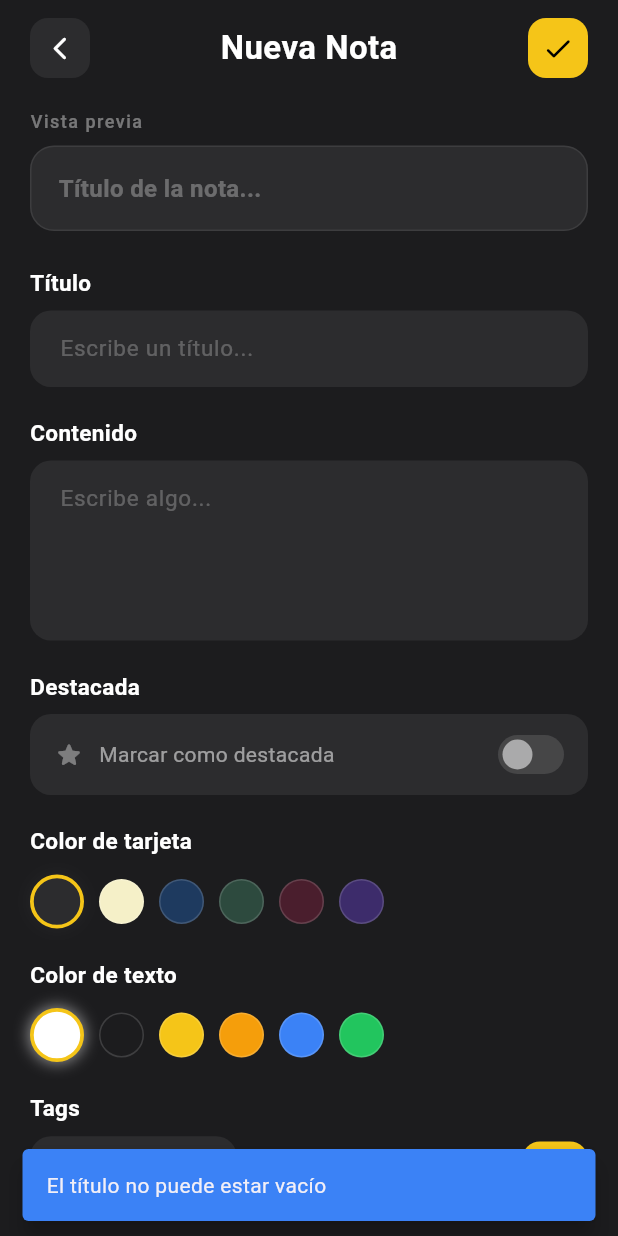
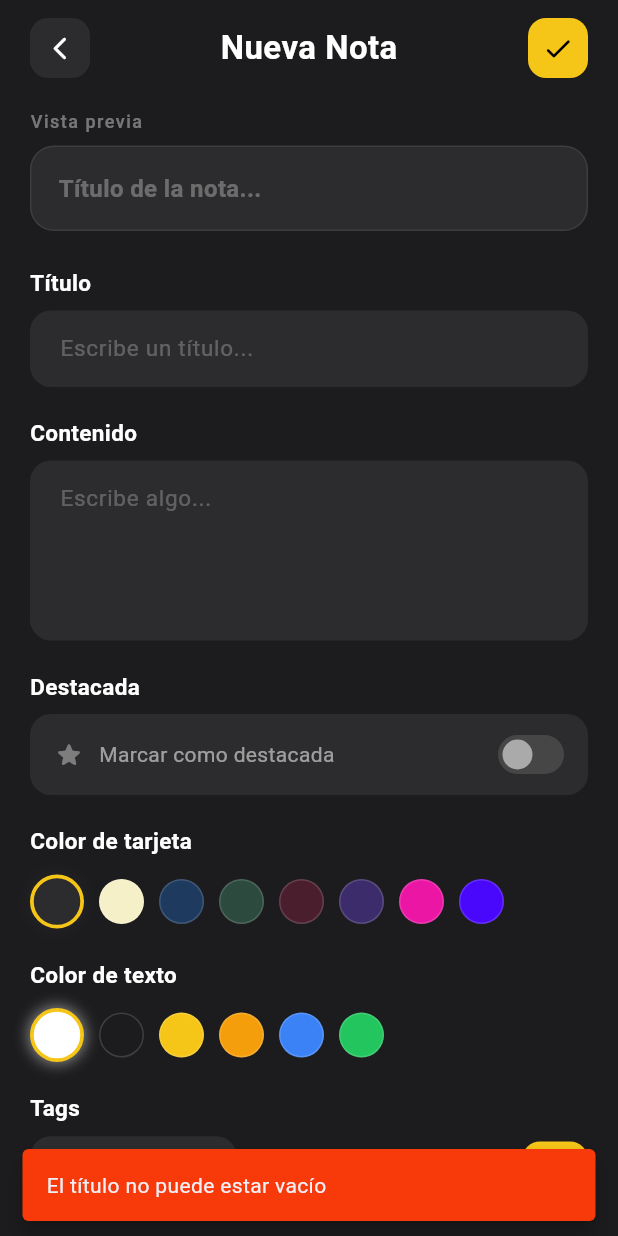
Before and after one commit to Bramiya11/notes-app-with-flutter, a Flutter app: the AddNoteScreen screen opened directly, after a tap on the "check" icon, on a phone screen of 412 x 824 dp. Run offline on Flutter 3.47's test engine with Material 3 defaults, Android fonts, the phone set to English and light mode, and no system bars.

Commit message:
Added new colors.

```diff
--- a/lib/screens/AddNoteScreen.dart
+++ b/lib/screens/AddNoteScreen.dart
@@ -28,6 +28,8 @@ class _AddNoteScreenState extends State<AddNoteScreen> {
     const Color(0xFF2D4A3E), // Verde oscuro
     const Color(0xFF4A1E2D), // Rojo oscuro
     const Color(0xFF3D2C6B), // Morado oscuro
+    const Color.fromARGB(255, 236, 22, 165), // rosado
+    const Color.fromARGB(255, 73, 8, 252), // azul
   ];
 
   // ── Paleta de colores para el texto ──────────────────────────────────────
@@ -81,7 +83,7 @@ class _AddNoteScreenState extends State<AddNoteScreen> {
       ScaffoldMessenger.of(context).showSnackBar(
         const SnackBar(
           content: Text('El título no puede estar vacío'),
-          backgroundColor: Color(0xFF3B82F6),
+          backgroundColor: Color.fromARGB(255, 248, 57, 9),
           behavior: SnackBarBehavior.floating,
         ),
       );
--- a/lib/screens/HomeScreen.dart
+++ b/lib/screens/HomeScreen.dart
@@ -366,6 +366,7 @@ class _SmallNoteCard extends StatelessWidget {
               maxLines: 4,
               overflow: TextOverflow.ellipsis,
             ),
+
         ],
       ),
     );
```
